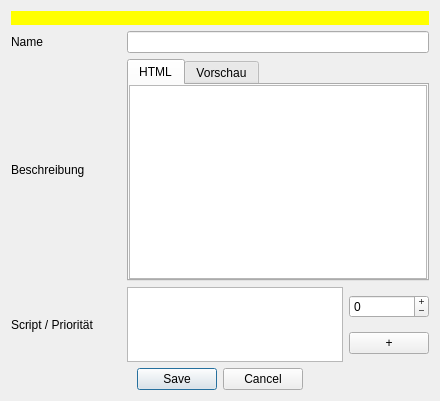
Above: designer/DatenbankEditWaffeneigenschaft.ui from Aeolitus/Sephrasto before the change. Below: the same form after it.
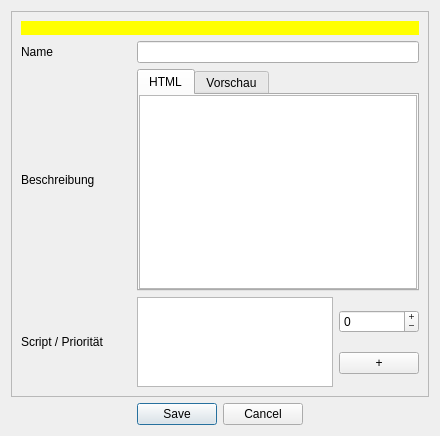
That is the form after the change.

Commit message: All db editors are now placed in scroll areas to allow editing in lower resolutions

The edit to the form file:
```diff
--- a/designer/DatenbankEditWaffeneigenschaft.ui
+++ b/designer/DatenbankEditWaffeneigenschaft.ui
@@ -10,7 +10,7 @@
     <x>0</x>
     <y>0</y>
     <width>440</width>
-    <height>401</height>
+    <height>436</height>
    </rect>
   </property>
   <property name="windowTitle">
@@ -18,8 +18,21 @@
   </property>
   <layout class="QGridLayout" name="gridLayout_2">
    <item row="0" column="0">
+    <widget class="QScrollArea" name="scrollArea">
+     <property name="widgetResizable">
+      <bool>true</bool>
+     </property>
+     <widget class="QWidget" name="scrollAreaWidgetContents">
+      <property name="geometry">
+       <rect>
+        <x>0</x>
+        <y>0</y>
+        <width>420</width>
+        <height>387</height>
+       </rect>
+      </property>
     <layout class="QGridLayout" name="gridLayout">
-     <item row="2" column="1">
+       <item row="3" column="2">
       <widget class="QTabWidget" name="tabWidget">
        <property name="currentIndex">
         <number>0</number>
@@ -80,14 +93,7 @@
        </widget>
       </widget>
      </item>
-     <item row="2" column="0">
-      <widget class="QLabel" name="label_5">
-       <property name="text">
-        <string>Beschreibung</string>
-       </property>
-      </widget>
-     </item>
-     <item row="3" column="0">
+       <item row="4" column="1">
       <widget class="QLabel" name="label_3">
        <property name="minimumSize">
         <size>
@@ -101,6 +107,20 @@
       </widget>
      </item>
      <item row="3" column="1">
+        <widget class="QLabel" name="label_5">
+         <property name="text">
+          <string>Beschreibung</string>
+         </property>
+        </widget>
+       </item>
+       <item row="2" column="1">
+        <widget class="QLabel" name="label">
+         <property name="text">
+          <string>Name</string>
+         </property>
+        </widget>
+       </item>
+       <item row="4" column="2">
       <layout class="QHBoxLayout" name="horizontalLayout">
        <item>
         <widget class="QPlainTextEdit" name="teScript"/>
@@ -146,17 +166,10 @@
        </item>
       </layout>
      </item>
-     <item row="1" column="1">
+       <item row="2" column="2">
       <widget class="QLineEdit" name="leName"/>
      </item>
-     <item row="1" column="0">
-      <widget class="QLabel" name="label">
-       <property name="text">
-        <string>Name</string>
-       </property>
-      </widget>
-     </item>
-     <item row="0" column="0" colspan="2">
+       <item row="1" column="1" colspan="2">
       <widget class="QLabel" name="warning">
        <property name="visible">
         <bool>false</bool>
@@ -173,6 +186,8 @@
       </widget>
      </item>
     </layout>
+     </widget>
+    </widget>
    </item>
    <item row="1" column="0">
     <widget class="QDialogButtonBox" name="buttonBox">
```
Left out of the diff: 2 changed lines with no effect on the pictures. Lines whose indentation alone changed are shown as unchanged. The commit also changes 24 other files.
